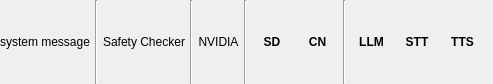
This is src/airunner/widgets/status/templates/status.ui in Capsize-Games/airunner as Qt 5 draws it before an edit. The edited form follows.
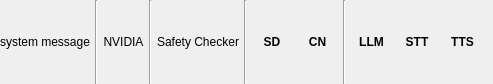
This is the edited form.

Commit message: better error handling for sd loading

Diff of the .ui file:
```diff
--- a/src/airunner/widgets/status/templates/status.ui
+++ b/src/airunner/widgets/status/templates/status.ui
@@ -42,29 +42,6 @@
      </property>
     </widget>
    </item>
-   <item>
-    <widget class="Line" name="nsfw_line">
-     <property name="sizePolicy">
-      <sizepolicy hsizetype="Fixed" vsizetype="Preferred">
-       <horstretch>0</horstretch>
-       <verstretch>0</verstretch>
-      </sizepolicy>
-     </property>
-     <property name="orientation">
-      <enum>Qt::Orientation::Vertical</enum>
-     </property>
-    </widget>
-   </item>
-   <item>
-    <widget class="QLabel" name="nsfw_status">
-     <property name="text">
-      <string>Safety Checker</string>
-     </property>
-     <property name="alignment">
-      <set>Qt::AlignmentFlag::AlignCenter</set>
-     </property>
-    </widget>
-   </item>
    <item>
     <widget class="Line" name="line_4">
      <property name="sizePolicy">
@@ -101,6 +78,29 @@
      </property>
     </widget>
    </item>
+   <item>
+    <widget class="QLabel" name="nsfw_status">
+     <property name="text">
+      <string>Safety Checker</string>
+     </property>
+     <property name="alignment">
+      <set>Qt::AlignmentFlag::AlignCenter</set>
+     </property>
+    </widget>
+   </item>
+   <item>
+    <widget class="Line" name="nsfw_line">
+     <property name="sizePolicy">
+      <sizepolicy hsizetype="Fixed" vsizetype="Preferred">
+       <horstretch>0</horstretch>
+       <verstretch>0</verstretch>
+      </sizepolicy>
+     </property>
+     <property name="orientation">
+      <enum>Qt::Orientation::Vertical</enum>
+     </property>
+    </widget>
+   </item>
    <item>
     <widget class="QLabel" name="sd_status">
      <property name="font">
```
The commit also changes 2 other files.
